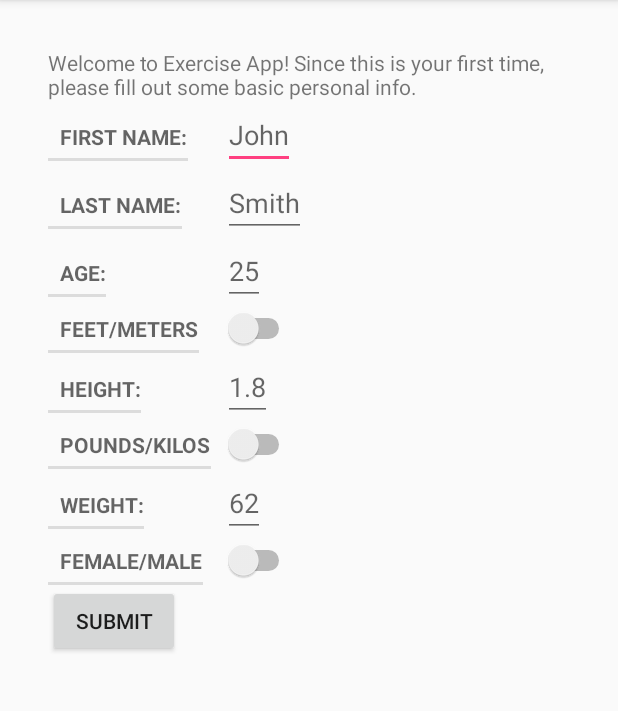
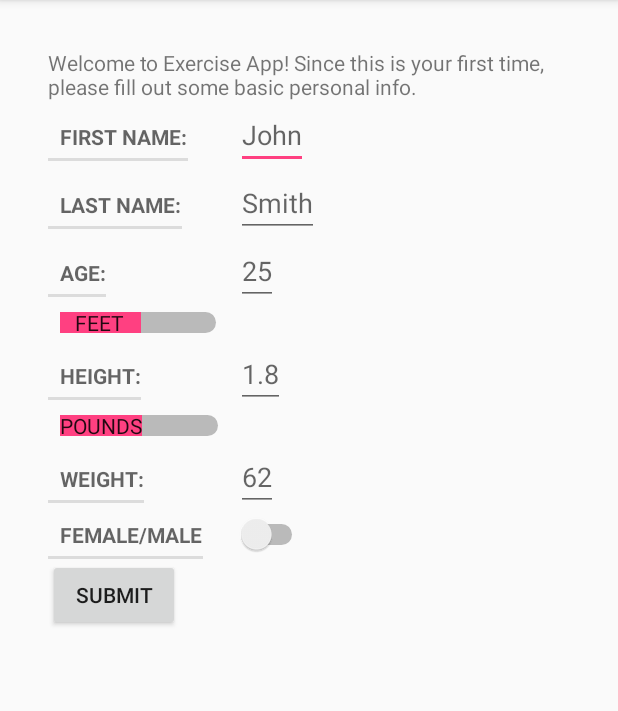
Before and after one commit to andersonda/group7project, an Android app: the screen it shows after launch (RegistrationActivity), on a phone screen of 412 x 824 dp, the part 84-795 px from its top. Run offline under Robolectric (Android 15) with nearby library versions, the phone set to English and light mode, and no system bars; libraries missing offline, so code that uses them is left out: com.j256.ormlite.

Commit message:
cleaned up registration form

```diff
--- a/app/src/main/res/layout/fragment_register.xml
+++ b/app/src/main/res/layout/fragment_register.xml
@@ -59,20 +59,19 @@
             android:layout_column="1"
             android:layout_marginStart="8dp"
             android:inputType="number"/>
-        <TextView
-            style="?android:listSeparatorTextViewStyle"
-            android:layout_width="wrap_content"
-            android:layout_height="wrap_content"
-            android:text="@string/register_feet_meters"
-            android:layout_row="3"
-            android:layout_column="0"/>
         <Switch
             android:id="@+id/register_height_switch"
             android:layout_width="wrap_content"
             android:layout_height="wrap_content"
             android:layout_row="3"
-            android:layout_column="1"
-            android:layout_marginStart="8dp"/>
+            android:layout_column="0"
+            android:layout_marginStart="8dp"
+            android:layout_marginTop="2dp"
+            android:layout_marginBottom="2dp"
+            android:showText="true"
+            android:textOff="Feet"
+            android:textOn="Meters"
+            android:thumb="@color/colorAccent"/>
         <TextView
             style="?android:listSeparatorTextViewStyle"
             android:layout_width="wrap_content"
@@ -88,21 +87,20 @@
             android:layout_row="4"
             android:layout_column="1"
             android:layout_marginStart="8dp"
-            android:inputType="numberDecimal"/>
-        <TextView
-            style="?android:listSeparatorTextViewStyle"
-            android:layout_width="wrap_content"
-            android:layout_height="wrap_content"
-            android:text="@string/register_pounds_kilo"
-            android:layout_row="5"
-            android:layout_column="0"/>
+            android:inputType="numberDecimal"/>>
         <Switch
             android:id="@+id/register_weight_switch"
             android:layout_width="wrap_content"
             android:layout_height="wrap_content"
             android:layout_row="5"
-            android:layout_column="1"
-            android:layout_marginStart="8dp"/>
+            android:layout_column="0"
+            android:layout_marginStart="8dp"
+            android:layout_marginTop="2dp"
+            android:layout_marginBottom="2dp"
+            android:showText="true"
+            android:textOff="Pounds"
+            android:textOn="Kilos"
+            android:thumb="@color/colorAccent"/>
         <TextView
             style="?android:listSeparatorTextViewStyle"
             android:layout_width="wrap_content"
```
